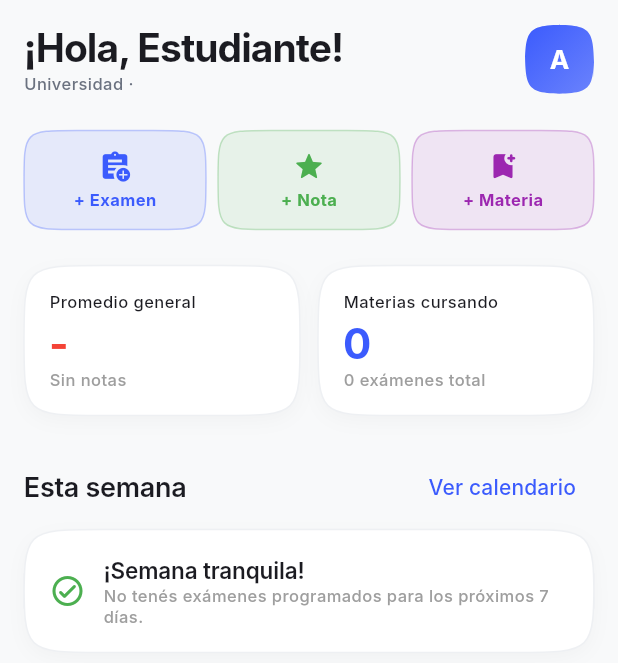
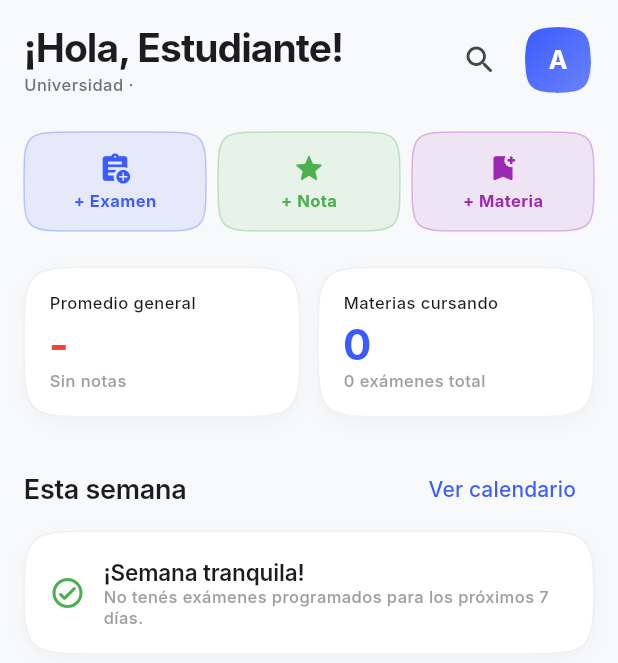
Before and after one commit to benja-studio/pivo-aula, a Flutter app: the HomeScreen screen opened directly, on a phone screen of 412 x 824 dp. Shown: the top 663 px of the screen. Run offline on Flutter 3.47's test engine with Material 3 defaults, Android fonts, the phone set to English and light mode, and no system bars; our stand-ins replace drift, file_picker, fl_chart, flutter_local_notifications, flutter_riverpod, flutter_secure_storage and 7 more; missing offline and left inert: cryptography, sqlite3; accounts and stored records are empty; generated files the repository leaves out were written again; Roboto replaces fonts that are missing (Inter).

Commit message:
Polish screen spacing and expose global search on home

```diff
--- a/lib/features/calendar/presentation/calendar_screen.dart
+++ b/lib/features/calendar/presentation/calendar_screen.dart
@@ -324,7 +324,7 @@ class _CalendarScreenState extends ConsumerState<CalendarScreen> {
                 ),
               );
             }),
-          const SizedBox(height: 80),
+          const SizedBox(height: AppSpacing.lg),
         ],
       ),
     );
--- a/lib/features/grades/presentation/grades_screen.dart
+++ b/lib/features/grades/presentation/grades_screen.dart
@@ -283,7 +283,7 @@ class GradesScreen extends ConsumerWidget {
                   ),
                 );
               }),
-              const SizedBox(height: 60),
+              const SizedBox(height: AppSpacing.lg),
             ],
           );
         },
--- a/lib/features/home/presentation/home_screen.dart
+++ b/lib/features/home/presentation/home_screen.dart
@@ -81,6 +81,8 @@ class HomeScreen extends ConsumerWidget {
                       Text(
                         '¡Hola, ${profile?.fullName.split(' ').first ?? 'Estudiante'}!',
                         style: AppTypography.display.copyWith(fontSize: 26),
+                        maxLines: 1,
+                        overflow: TextOverflow.ellipsis,
                       ),
                       const SizedBox(height: 2),
                       Text(
@@ -94,12 +96,25 @@ class HomeScreen extends ConsumerWidget {
                     ],
                   ),
                 ),
-                GestureDetector(
-                  onTap: () => context.go('/settings'),
-                  child: AvatarView(
-                    photoPath: profile?.photoPath,
-                    name: profile?.fullName ?? 'A',
-                    size: 46,
+                IconButton(
+                  tooltip: 'Buscar en la app',
+                  onPressed: () => context.push('/search'),
+                  icon: const Icon(Icons.search_rounded),
+                ),
+                const SizedBox(width: AppSpacing.xs),
+                Material(
+                  color: Colors.transparent,
+                  child: InkWell(
+                    onTap: () => context.go('/settings'),
+                    customBorder: const CircleBorder(),
+                    child: Padding(
+                      padding: const EdgeInsets.all(2),
+                      child: AvatarView(
+                        photoPath: profile?.photoPath,
+                        name: profile?.fullName ?? 'A',
+                        size: 44,
+                      ),
+                    ),
                   ),
                 ),
               ],
@@ -336,7 +351,7 @@ class HomeScreen extends ConsumerWidget {
                   ),
                 );
               }),
-            const SizedBox(height: 80),
+            const SizedBox(height: AppSpacing.lg),
           ],
         ),
       ),
--- a/lib/features/settings/presentation/settings_screen.dart
+++ b/lib/features/settings/presentation/settings_screen.dart
@@ -445,7 +445,7 @@ class _SettingsScreenState extends ConsumerState<SettingsScreen> {
               style: AppTypography.caption.copyWith(color: Colors.grey),
             ),
           ),
-          const SizedBox(height: 60),
+          const SizedBox(height: AppSpacing.lg),
         ],
       ),
     );
```
